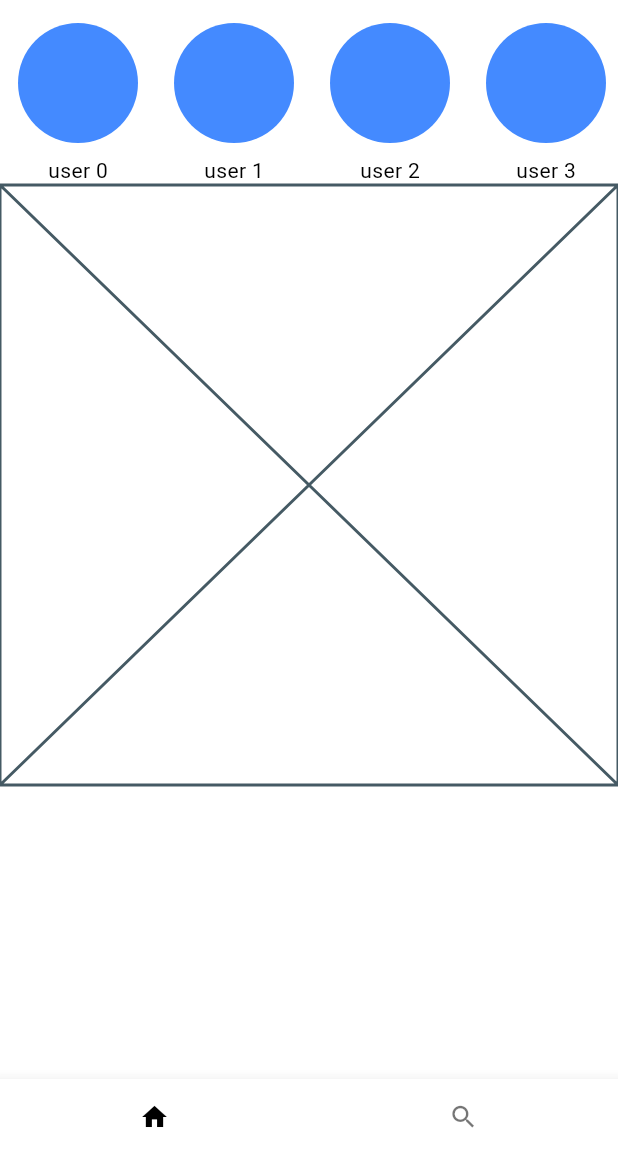
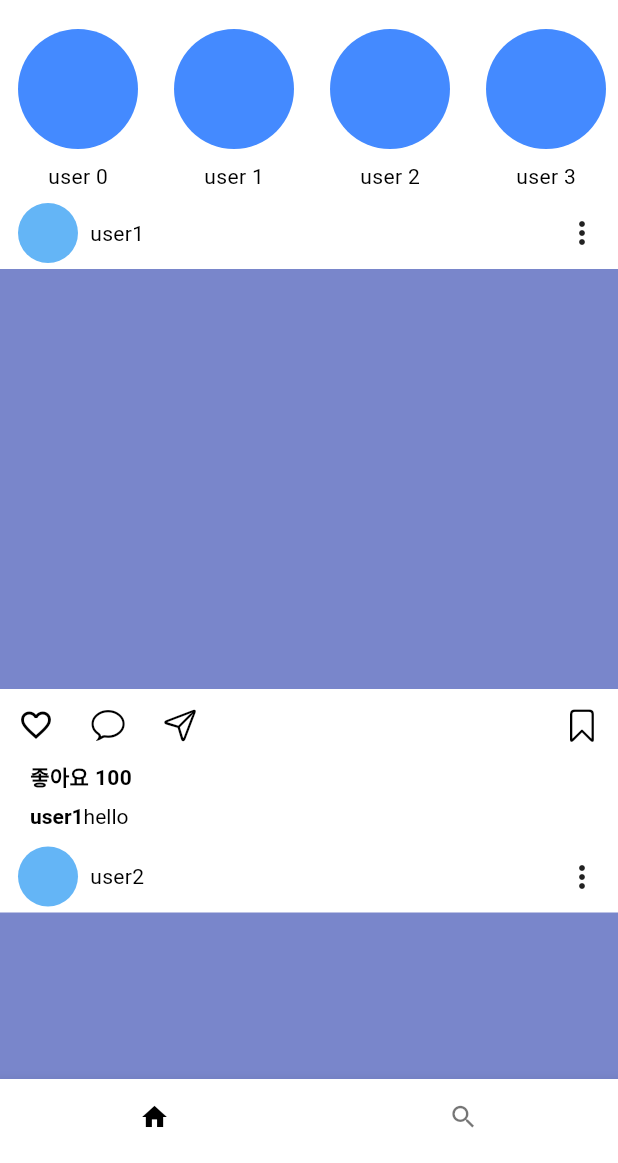
Before and after one commit to hch507/Flutter-FastCampus, a Flutter app: the screen it shows after launch, on a phone screen of 412 x 824 dp, the part 73-1236 px from its top. Run offline on Flutter 3.47's test engine with Material 3 defaults, Android fonts, the phone set to English and light mode, and no system bars; our stand-ins replace go_router, google_fonts.

Commit message:
instagram ui

```diff
--- /dev/null
+++ b/flutter_instagram_ui/lib/data/feed_list.dart
@@ -0,0 +1,7 @@
+class FeedData{
+  final String userName;
+  final String likeCount;
+  final String content;
+
+  FeedData({required this.userName,required this.likeCount,required this.content});
+}
--- a/flutter_instagram_ui/lib/main.dart
+++ b/flutter_instagram_ui/lib/main.dart
@@ -41,7 +41,7 @@ class _InstagramHomeState extends State<InstagramHome> {
   @override
   Widget build(BuildContext context) {
     return Scaffold(
-      appBar: AppBar(
+      appBar: index == 0 ?AppBar(
         title: Text(
           "Instagram",
           style: GoogleFonts.lobsterTwo(fontSize: 32),
@@ -60,7 +60,7 @@ class _InstagramHomeState extends State<InstagramHome> {
             },
           ),
         ],
-      ),
+      ): null,
       body: InstaBody(index: index),
       bottomNavigationBar: BottomNavigationBar(
         currentIndex: index,
@@ -71,8 +71,7 @@ class _InstagramHomeState extends State<InstagramHome> {
         ),
         items: [
           BottomNavigationBarItem(icon: Icon(Icons.home, size: 20), label: "홈"),
-          BottomNavigationBarItem(
-              icon: Icon(Icons.search, size: 20), label: "검색")
+          BottomNavigationBarItem(icon: Icon(Icons.search, size: 20), label: "검색"),
         ],
       ),
     );
--- a/flutter_instagram_ui/lib/screen/home_screen.dart
+++ b/flutter_instagram_ui/lib/screen/home_screen.dart
@@ -1,5 +1,6 @@
 import 'package:flutter/cupertino.dart';
 import 'package:flutter/material.dart';
+import 'package:flutter_instagram_ui/data/feed_list.dart';
 
 class HomeBody extends StatelessWidget {
   const HomeBody({super.key});
@@ -31,12 +32,30 @@ class storyArea extends StatelessWidget {
   }
 }
 
+final feedDataList = [
+  FeedData(userName: "user1", likeCount: "100", content: "hello"),
+  FeedData(userName: "user2", likeCount: "16", content: "hello"),
+  FeedData(userName: "user3", likeCount: "10", content: "hello"),
+  FeedData(userName: "user4", likeCount: "50", content: "hello"),
+  FeedData(userName: "user5", likeCount: "60", content: "hello"),
+  FeedData(userName: "user6", likeCount: "140", content: "hello"),
+  FeedData(userName: "user7", likeCount: "130", content: "hello"),
+  FeedData(userName: "user8", likeCount: "120", content: "hello"),
+];
+
 class feedArea extends StatelessWidget {
   const feedArea({super.key});
 
   @override
   Widget build(BuildContext context) {
-    return const Placeholder();
+    return ListView.builder(
+      shrinkWrap: true,
+      physics: const NeverScrollableScrollPhysics(),
+      itemCount: feedDataList.length,
+      itemBuilder: (content, index) => FeedItem(
+        feedData: feedDataList[index],
+      ),
+    );
   }
 }
 
@@ -48,7 +67,7 @@ class StoryWidget extends StatelessWidget {
   @override
   Widget build(BuildContext context) {
     return Padding(
-      padding: const EdgeInsets.symmetric(horizontal: 4),
+      padding: const EdgeInsets.symmetric(horizontal: 4, vertical: 4),
       child: Column(
         children: [
           Container(
@@ -65,3 +84,82 @@ class StoryWidget extends StatelessWidget {
     );
   }
 }
+
+class FeedItem extends StatelessWidget {
+  final FeedData feedData;
+
+  const FeedItem({required this.feedData, super.key});
+
+  @override
+  Widget build(BuildContext context) {
+    return Column(
+      crossAxisAlignment: CrossAxisAlignment.start,
+      children: [
+        Padding(
+          padding: EdgeInsets.symmetric(vertical: 4, horizontal: 12),
+          child: Row(
+            mainAxisAlignment: MainAxisAlignment.spaceBetween,
+            children: [
+              Row(
+                children: [
+                  Container(
+                    height: 40,
+                    width: 40,
+                    decoration: BoxDecoration(
+                        borderRadius: BorderRadius.circular(20),
+                        color: Colors.blue.shade300),
+                  ),
+                  SizedBox(width: 8),
+                  Text(feedData.userName),
+                ],
+              ),
+              Icon(Icons.more_vert)
+            ],
+          ),
+        ),
+        Container(
+          width: double.infinity,
+          height: 280,
+          color: Colors.indigo.shade300,
+        ),
+        Row(
+          mainAxisAlignment: MainAxisAlignment.spaceBetween,
+          children: [
+            Row(
+              children: [
+                IconButton(
+                    onPressed: () {}, icon: Icon(Icons.favorite_outline)),
+                IconButton(
+                    onPressed: () {}, icon: Icon(CupertinoIcons.chat_bubble)),
+                IconButton(
+                    onPressed: () {}, icon: Icon(CupertinoIcons.paperplane))
+              ],
+            ),
+            IconButton(onPressed: () {}, icon: Icon(CupertinoIcons.bookmark))
+          ],
+        ),
+        Padding(
+          padding: const EdgeInsets.symmetric(horizontal: 20),
+          child: Text(
+            "좋아요 ${feedData.likeCount}",
+            style: TextStyle(fontWeight: FontWeight.bold),
+          ),
+        ),
+        Padding(
+          padding: const EdgeInsets.symmetric(horizontal: 20, vertical: 8),
+          child: RichText(
+            text: TextSpan(
+              children: [
+                TextSpan(
+                    text: feedData.userName,
+                    style: TextStyle(fontWeight: FontWeight.bold)),
+                TextSpan(text: feedData.content)
+              ],
+              style: TextStyle(color: Colors.black),
+            ),
+          ),
+        )
+      ],
+    );
+  }
+}
```
